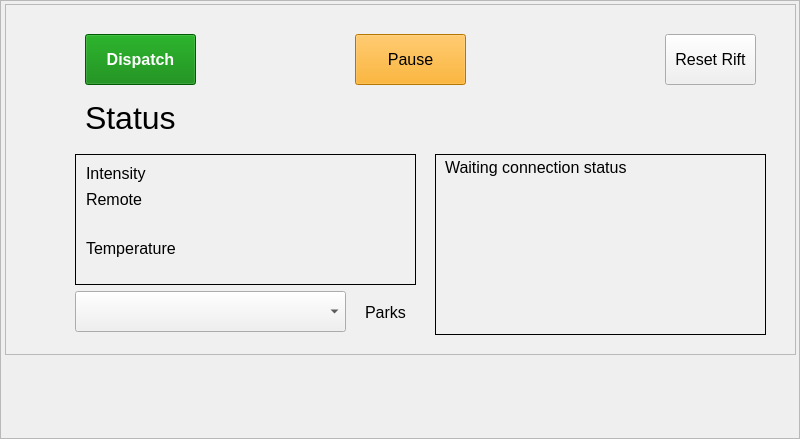
Qt form runtime/agents/nolimits_coaster/nolimits_coaster_gui.ui (michaelmargolis/MdxMotionPlatformV3) before a commit.
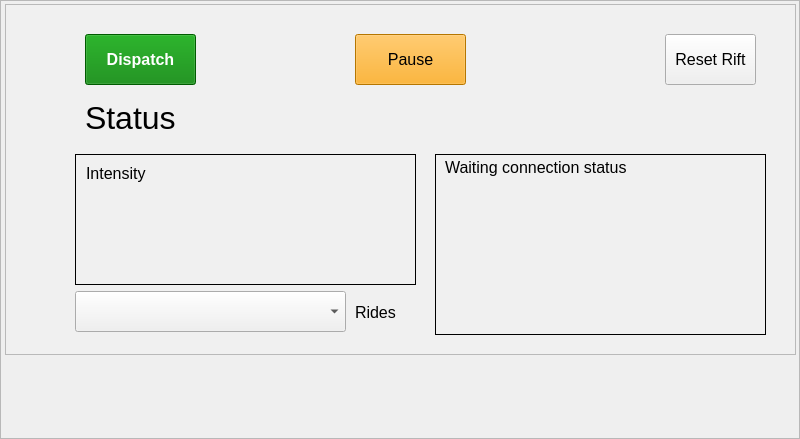
The same form after that commit.

Commit message: Updated code for slow moves when enabling/disabling platform finished code for pi control (added adjustment for payload) cosmetic updates to gui main ui, and agent select dialog added gui toggleswitch to gui utils cleaned up nolimits state machine

```diff
--- a/runtime/agents/nolimits_coaster/nolimits_coaster_gui.ui
+++ b/runtime/agents/nolimits_coaster/nolimits_coaster_gui.ui
@@ -166,7 +166,7 @@
       </font>
      </property>
      <property name="text">
-      <string>Remote</string>
+      <string/>
      </property>
     </widget>
     <widget class="QLabel" name="lbl_temperature_status">
@@ -184,7 +184,7 @@
       </font>
      </property>
      <property name="text">
-      <string>Temperature</string>
+      <string/>
      </property>
     </widget>
     <widget class="QLabel" name="lbl_sync_status">
@@ -351,7 +351,7 @@
    <widget class="QLabel" name="label_7">
     <property name="geometry">
      <rect>
-      <x>360</x>
+      <x>350</x>
       <y>300</y>
       <width>51</width>
       <height>16</height>
@@ -363,7 +363,7 @@
      </font>
     </property>
     <property name="text">
-     <string>Parks</string>
+     <string>Rides</string>
     </property>
    </widget>
   </widget>
```
The commit also changes 20 other files.
